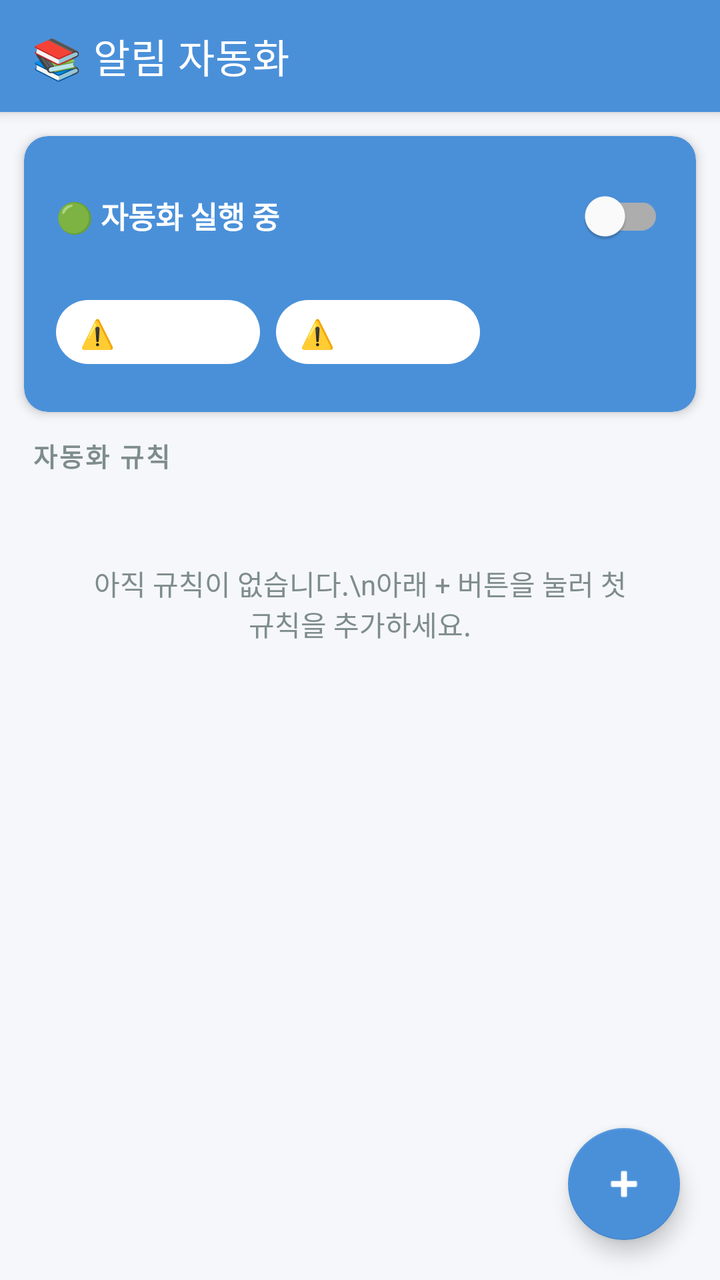
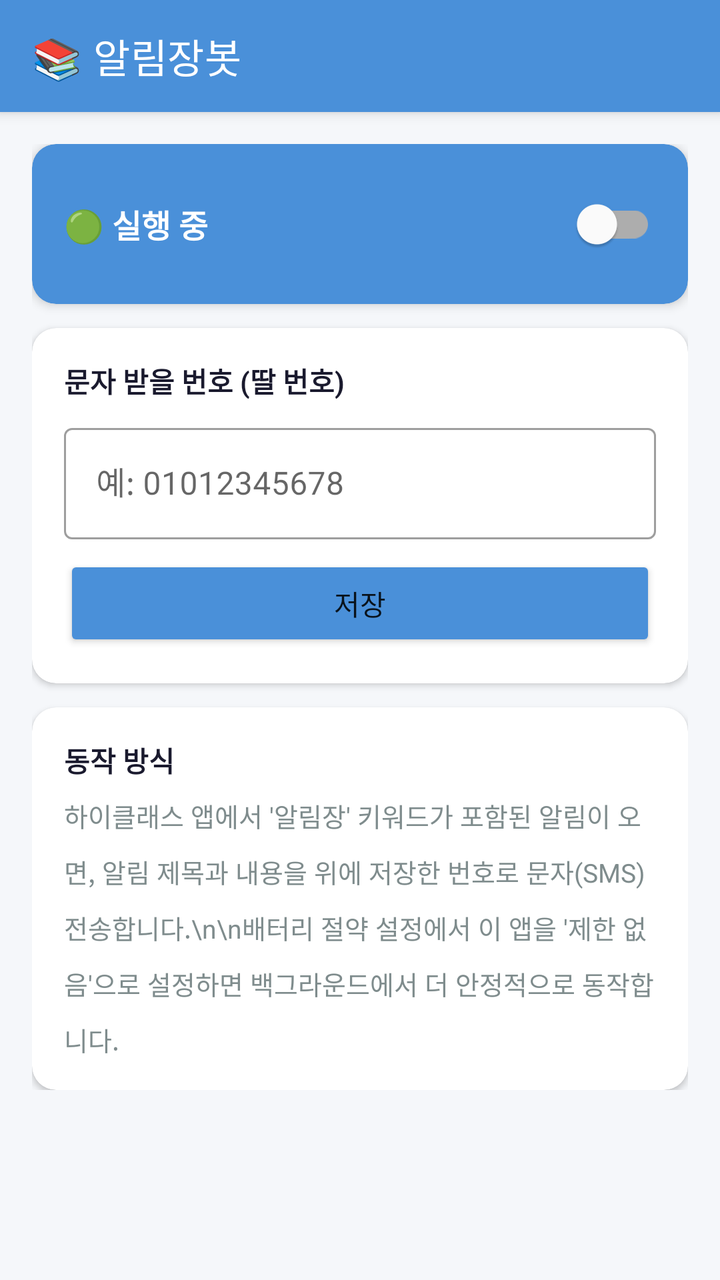

Compare the two renders of this Android layout. The source of the first and the diff that turns it into the second are given below.
<!-- AndroidManifest.xml: application theme Theme.AlimjangBot -->
<!-- res/layout/activity_main.xml -->
<?xml version="1.0" encoding="utf-8"?>
<androidx.coordinatorlayout.widget.CoordinatorLayout
    xmlns:android="http://schemas.android.com/apk/res/android"
    xmlns:app="http://schemas.android.com/apk/res-auto"
    android:layout_width="match_parent"
    android:layout_height="match_parent"
    android:background="@color/background">

    
    <com.google.android.material.appbar.AppBarLayout
        android:layout_width="match_parent"
        android:layout_height="wrap_content">

        <androidx.appcompat.widget.Toolbar
            android:id="@+id/toolbar"
            android:layout_width="match_parent"
            android:layout_height="?attr/actionBarSize"
            android:background="@color/primary"
            app:title="📚 알림 자동화"
            app:titleTextColor="@color/white" />

    </com.google.android.material.appbar.AppBarLayout>

    
    <LinearLayout
        android:layout_width="match_parent"
        android:layout_height="match_parent"
        android:orientation="vertical"
        app:layout_behavior="@string/appbar_scrolling_view_behavior">

        
        <androidx.cardview.widget.CardView
            android:layout_width="match_parent"
            android:layout_height="wrap_content"
            android:layout_margin="12dp"
            app:cardCornerRadius="12dp"
            app:cardElevation="3dp"
            app:cardBackgroundColor="@color/primary">

            <LinearLayout
                android:layout_width="match_parent"
                android:layout_height="wrap_content"
                android:orientation="vertical"
                android:padding="16dp">

                
                <LinearLayout
                    android:layout_width="match_parent"
                    android:layout_height="wrap_content"
                    android:orientation="horizontal"
                    android:gravity="center_vertical">

                    <TextView
                        android:id="@+id/tvGlobalStatus"
                        android:layout_width="0dp"
                        android:layout_height="wrap_content"
                        android:layout_weight="1"
                        android:text="🟢 자동화 실행 중"
                        android:textSize="15sp"
                        android:textStyle="bold"
                        android:textColor="@color/white" />

                    <com.google.android.material.switchmaterial.SwitchMaterial
                        android:id="@+id/switchService"
                        android:layout_width="wrap_content"
                        android:layout_height="wrap_content" />
                </LinearLayout>

                
                <com.google.android.material.chip.ChipGroup
                    android:layout_width="match_parent"
                    android:layout_height="wrap_content"
                    android:layout_marginTop="10dp">

                    <com.google.android.material.chip.Chip
                        android:id="@+id/chipNotifPerm"
                        android:layout_width="wrap_content"
                        android:layout_height="wrap_content"
                        android:text="⚠️ 알림 접근"
                        style="@style/Widget.MaterialComponents.Chip.Filter"
                        app:chipBackgroundColor="#33FFFFFF"
                        app:chipStrokeColor="#55FFFFFF"
                        android:textColor="@color/white" />

                    <com.google.android.material.chip.Chip
                        android:id="@+id/chipCapturePerm"
                        android:layout_width="wrap_content"
                        android:layout_height="wrap_content"
                        android:text="⚠️ 화면 캡처"
                        style="@style/Widget.MaterialComponents.Chip.Filter"
                        app:chipBackgroundColor="#33FFFFFF"
                        app:chipStrokeColor="#55FFFFFF"
                        android:textColor="@color/white" />

                </com.google.android.material.chip.ChipGroup>

            </LinearLayout>
        </androidx.cardview.widget.CardView>

        
        <TextView
            android:layout_width="match_parent"
            android:layout_height="wrap_content"
            android:paddingHorizontal="16dp"
            android:paddingBottom="4dp"
            android:text="자동화 규칙"
            android:textSize="13sp"
            android:textStyle="bold"
            android:textColor="@color/text_secondary"
            android:letterSpacing="0.08" />

        
        <TextView
            android:id="@+id/tvEmptyRules"
            android:layout_width="match_parent"
            android:layout_height="wrap_content"
            android:padding="40dp"
            android:gravity="center"
            android:text="아직 규칙이 없습니다.\n아래 + 버튼을 눌러 첫 규칙을 추가하세요."
            android:textSize="14sp"
            android:textColor="@color/text_secondary"
            android:visibility="visible" />

        
        <androidx.recyclerview.widget.RecyclerView
            android:id="@+id/rvRules"
            android:layout_width="match_parent"
            android:layout_height="0dp"
            android:layout_weight="1"
            android:clipToPadding="false"
            android:paddingBottom="80dp" />

    </LinearLayout>

    
    <com.google.android.material.floatingactionbutton.FloatingActionButton
        android:id="@+id/fabAddRule"
        android:layout_width="wrap_content"
        android:layout_height="wrap_content"
        android:layout_gravity="bottom|end"
        android:layout_margin="20dp"
        android:contentDescription="규칙 추가"
        app:srcCompat="@android:drawable/ic_input_add"
        app:backgroundTint="@color/primary" />

</androidx.coordinatorlayout.widget.CoordinatorLayout>
<!-- resources referenced by this layout -->
<resources>
  <color name="background">#F5F7FA</color>
  <color name="primary">#4A90D9</color>
  <color name="text_secondary">#7F8C8D</color>
  <color name="white">#FFFFFF</color>
  <style name="Theme.AlimjangBot" parent="Theme.MaterialComponents.DayNight.NoActionBar">
          <item name="colorPrimary">@color/primary</item>
          <item name="colorPrimaryVariant">@color/primary_dark</item>
          <item name="colorOnPrimary">@color/white</item>
          <item name="colorSecondary">@color/accent</item>
          <item name="colorOnSecondary">@color/white</item>
          <item name="android:statusBarColor">@color/primary_dark</item>
          <item name="android:windowBackground">@color/background</item>
      </style>
  <color name="primary_dark">#2C6FAC</color>
  <color name="accent">#F39C12</color>
</resources>

<!-- the commit's change to res/layout/activity_main.xml (unified diff, before → after) -->
@@ -6,7 +6,6 @@
     android:layout_height="match_parent"
     android:background="@color/background">
 
-    
     <com.google.android.material.appbar.AppBarLayout
         android:layout_width="match_parent"
         android:layout_height="wrap_content">
@@ -16,131 +15,155 @@
             android:layout_width="match_parent"
             android:layout_height="?attr/actionBarSize"
             android:background="@color/primary"
-            app:title="📚 알림 자동화"
+            app:title="📚 알림장봇"
             app:titleTextColor="@color/white" />
 
     </com.google.android.material.appbar.AppBarLayout>
 
-    
-    <LinearLayout
+    <ScrollView
         android:layout_width="match_parent"
         android:layout_height="match_parent"
-        android:orientation="vertical"
         app:layout_behavior="@string/appbar_scrolling_view_behavior">
 
-        
-        <androidx.cardview.widget.CardView
+        <LinearLayout
             android:layout_width="match_parent"
             android:layout_height="wrap_content"
-            android:layout_margin="12dp"
-            app:cardCornerRadius="12dp"
-            app:cardElevation="3dp"
-            app:cardBackgroundColor="@color/primary">
+            android:orientation="vertical"
+            android:padding="16dp">
 
-            <LinearLayout
+            
+            <androidx.cardview.widget.CardView
                 android:layout_width="match_parent"
                 android:layout_height="wrap_content"
-                android:orientation="vertical"
-                android:padding="16dp">
+                android:layout_marginBottom="12dp"
+                app:cardCornerRadius="12dp"
+                app:cardElevation="3dp"
+                app:cardBackgroundColor="@color/primary">
 
-                
                 <LinearLayout
                     android:layout_width="match_parent"
                     android:layout_height="wrap_content"
-                    android:orientation="horizontal"
-                    android:gravity="center_vertical">
+                    android:orientation="vertical"
+                    android:padding="16dp">
+
+                    <LinearLayout
+                        android:layout_width="match_parent"
+                        android:layout_height="wrap_content"
+                        android:orientation="horizontal"
+                        android:gravity="center_vertical">
+
+                        <TextView
+                            android:id="@+id/tvStatus"
+                            android:layout_width="0dp"
+                            android:layout_height="wrap_content"
+                            android:layout_weight="1"
+                            android:text="🟢 실행 중"
+                            android:textSize="16sp"
+                            android:textStyle="bold"
+                            android:textColor="@color/white" />
+
+                        <com.google.android.material.switchmaterial.SwitchMaterial
+                            android:id="@+id/switchEnabled"
+                            android:layout_width="wrap_content"
+                            android:layout_height="wrap_content" />
+
+                    </LinearLayout>
+
+                    <Button
+                        android:id="@+id/btnNotifPerm"
+                        android:layout_width="wrap_content"
+                        android:layout_height="wrap_content"
+                        android:layout_marginTop="8dp"
+                        android:text="⚠️ 알림 접근 권한 설정하기"
+                        android:textColor="@color/white"
+                        android:visibility="gone"
+                        style="@style/Widget.MaterialComponents.Button.OutlinedButton" />
+
+                </LinearLayout>
+            </androidx.cardview.widget.CardView>
+
+            
+            <androidx.cardview.widget.CardView
+                android:layout_width="match_parent"
+                android:layout_height="wrap_content"
+                android:layout_marginBottom="12dp"
+                app:cardCornerRadius="12dp"
+                app:cardElevation="2dp">
+
+                <LinearLayout
+                    android:layout_width="match_parent"
+                    android:layout_height="wrap_content"
+                    android:orientation="vertical"
+                    android:padding="16dp">
 
                     <TextView
-                        android:id="@+id/tvGlobalStatus"
-                        android:layout_width="0dp"
+                        android:layout_width="match_parent"
                         android:layout_height="wrap_content"
-                        android:layout_weight="1"
-                        android:text="🟢 자동화 실행 중"
-                        android:textSize="15sp"
+                        android:text="문자 받을 번호 (딸 번호)"
+                        android:textSize="14sp"
                         android:textStyle="bold"
-                        android:textColor="@color/white" />
+                        android:textColor="@color/text_primary"
+                        android:layout_marginBottom="8dp" />
 
-                    <com.google.android.material.switchmaterial.SwitchMaterial
-                        android:id="@+id/switchService"
-                        android:layout_width="wrap_content"
-                        android:layout_height="wrap_content" />
+                    <com.google.android.material.textfield.TextInputLayout
+                        android:layout_width="match_parent"
+                        android:layout_height="wrap_content"
+                        style="@style/Widget.MaterialComponents.TextInputLayout.OutlinedBox">
+
+                        <com.google.android.material.textfield.TextInputEditText
+                            android:id="@+id/etPhoneNumber"
+                            android:layout_width="match_parent"
+                            android:layout_height="wrap_content"
+                            android:hint="예: 01012345678"
+                            android:inputType="phone" />
+
+                    </com.google.android.material.textfield.TextInputLayout>
+
+                    <Button
+                        android:id="@+id/btnSave"
+                        android:layout_width="match_parent"
+                        android:layout_height="wrap_content"
+                        android:layout_marginTop="8dp"
+                        android:text="저장"
+                        app:backgroundTint="@color/primary" />
+
                 </LinearLayout>
+            </androidx.cardview.widget.CardView>
 
-                
-                <com.google.android.material.chip.ChipGroup
+            
+            <androidx.cardview.widget.CardView
+                android:layout_width="match_parent"
+                android:layout_height="wrap_content"
+                app:cardCornerRadius="12dp"
+                app:cardElevation="2dp">
+
+                <LinearLayout
                     android:layout_width="match_parent"
                     android:layout_height="wrap_content"
-                    android:layout_marginTop="10dp">
+                    android:orientation="vertical"
+                    android:padding="16dp">
 
-                    <com.google.android.material.chip.Chip
-                        android:id="@+id/chipNotifPerm"
-                        android:layout_width="wrap_content"
+                    <TextView
+                        android:layout_width="match_parent"
                         android:layout_height="wrap_content"
-                        android:text="⚠️ 알림 접근"
-                        style="@style/Widget.MaterialComponents.Chip.Filter"
-                        app:chipBackgroundColor="#33FFFFFF"
-                        app:chipStrokeColor="#55FFFFFF"
-                        android:textColor="@color/white" />
+                        android:text="동작 방식"
+                        android:textSize="14sp"
+                        android:textStyle="bold"
+                        android:textColor="@color/text_primary"
+                        android:layout_marginBottom="8dp" />
 
-                    <com.google.android.material.chip.Chip
-                        android:id="@+id/chipCapturePerm"
-                        android:layout_width="wrap_content"
+                    <TextView
+                        android:layout_width="match_parent"
                         android:layout_height="wrap_content"
-                        android:text="⚠️ 화면 캡처"
-                        style="@style/Widget.MaterialComponents.Chip.Filter"
-                        app:chipBackgroundColor="#33FFFFFF"
-                        app:chipStrokeColor="#55FFFFFF"
-                        android:textColor="@color/white" />
+                        android:text="하이클래스 앱에서 &#39;알림장&#39; 키워드가 포함된 알림이 오면, 알림 제목과 내용을 위에 저장한 번호로 문자(SMS) 전송합니다.\n\n배터리 절약 설정에서 이 앱을 &#39;제한 없음&#39;으로 설정하면 백그라운드에서 더 안정적으로 동작합니다."
+                        android:textSize="13sp"
+                        android:lineSpacingMultiplier="1.5"
+                        android:textColor="@color/text_secondary" />
 
-                </com.google.android.material.chip.ChipGroup>
+                </LinearLayout>
+            </androidx.cardview.widget.CardView>
 
-            </LinearLayout>
-        </androidx.cardview.widget.CardView>
-
-        
-        <TextView
-            android:layout_width="match_parent"
-            android:layout_height="wrap_content"
-            android:paddingHorizontal="16dp"
-            android:paddingBottom="4dp"
-            android:text="자동화 규칙"
-            android:textSize="13sp"
-            android:textStyle="bold"
-            android:textColor="@color/text_secondary"
-            android:letterSpacing="0.08" />
-
-        
-        <TextView
-            android:id="@+id/tvEmptyRules"
-            android:layout_width="match_parent"
-            android:layout_height="wrap_content"
-            android:padding="40dp"
-            android:gravity="center"
-            android:text="아직 규칙이 없습니다.\n아래 + 버튼을 눌러 첫 규칙을 추가하세요."
-            android:textSize="14sp"
-            android:textColor="@color/text_secondary"
-            android:visibility="visible" />
-
-        
-        <androidx.recyclerview.widget.RecyclerView
-            android:id="@+id/rvRules"
-            android:layout_width="match_parent"
-            android:layout_height="0dp"
-            android:layout_weight="1"
-            android:clipToPadding="false"
-            android:paddingBottom="80dp" />
-
-    </LinearLayout>
-
-    
-    <com.google.android.material.floatingactionbutton.FloatingActionButton
-        android:id="@+id/fabAddRule"
-        android:layout_width="wrap_content"
-        android:layout_height="wrap_content"
-        android:layout_gravity="bottom|end"
-        android:layout_margin="20dp"
-        android:contentDescription="규칙 추가"
-        app:srcCompat="@android:drawable/ic_input_add"
-        app:backgroundTint="@color/primary" />
+        </LinearLayout>
+    </ScrollView>
 
 </androidx.coordinatorlayout.widget.CoordinatorLayout>
<!-- resource entries referenced after the edit -->
@@ -2,6 +2,7 @@
 <resources>
   <color name="background">#F5F7FA</color>
   <color name="primary">#4A90D9</color>
+  <color name="text_primary">#1A1A2E</color>
   <color name="text_secondary">#7F8C8D</color>
   <color name="white">#FFFFFF</color>
   <style name="Theme.AlimjangBot" parent="Theme.MaterialComponents.DayNight.NoActionBar">
